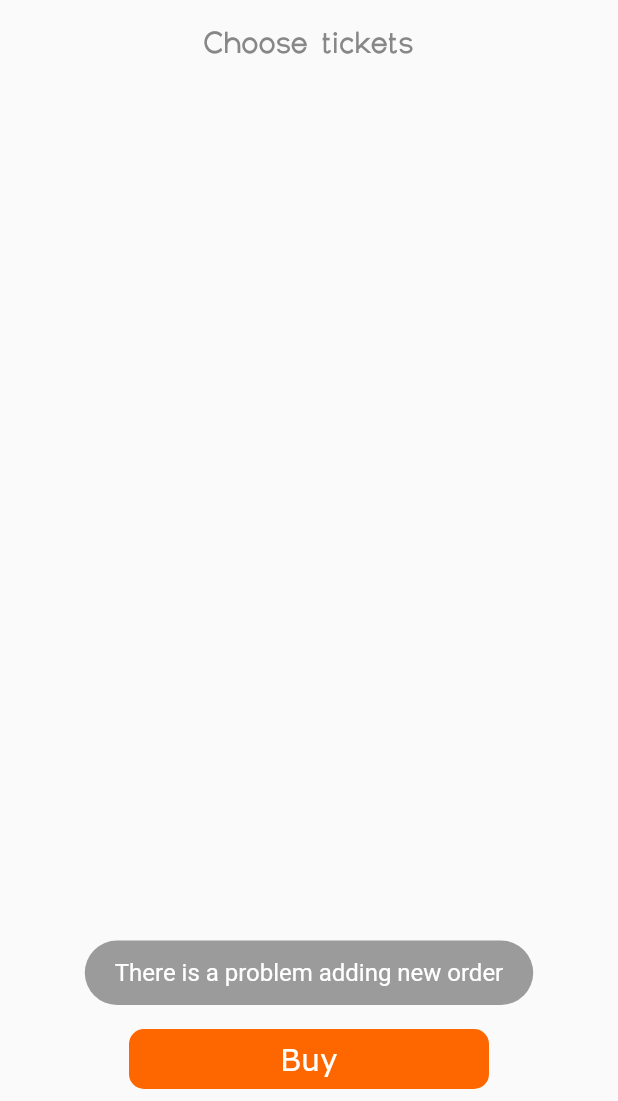
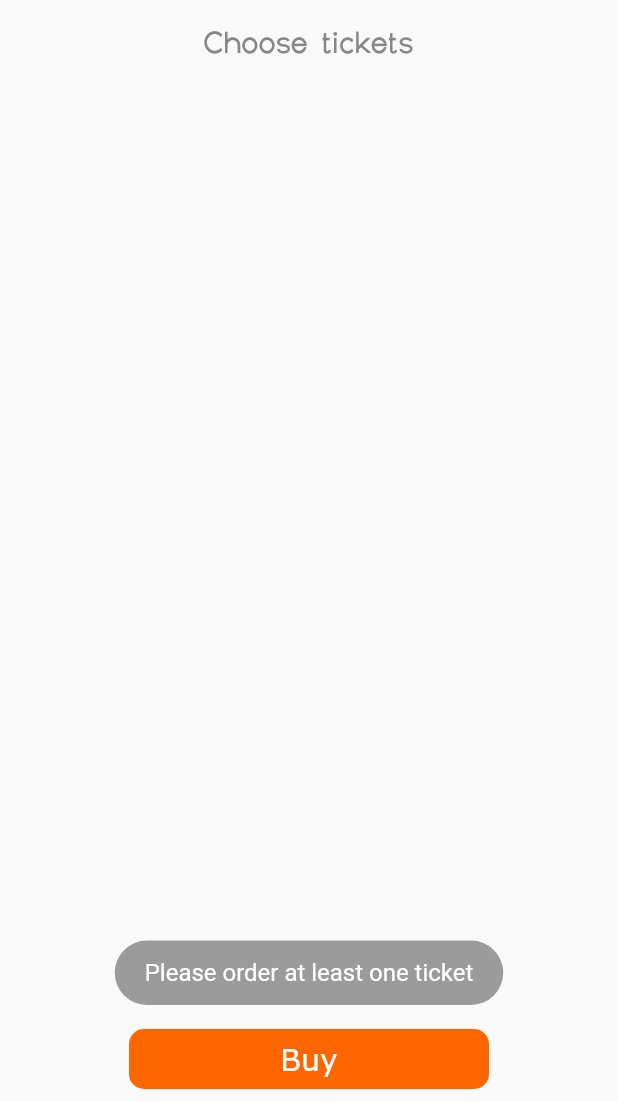
Before and after one commit to ahmednussairibsvalley/com.ibsvalley.ticketawy, a Flutter app: the ChooseTicket widget shown alone on an empty page, opened directly with empty values, after a tap on "Buy", on a phone screen of 412 x 824 dp, the part 135-1236 px from its top. Run offline on Flutter 3.47's test engine with Material 2 defaults, Android fonts, the phone set to English and light mode, and no system bars; our stand-ins replace carousel_slider, connectivity, datetime_picker_formfield, file_picker, flutter_html, flutter_masked_text and 6 more; missing offline and left inert: dashed_container, responsive_container, stack; accounts and stored records are empty; network calls fail.

Commit message:
Initial Commit

```diff
--- a/lib/view/home_pages/event_details.dart
+++ b/lib/view/home_pages/event_details.dart
@@ -601,7 +601,7 @@ class _ChooseTicketState extends State<ChooseTicket> {
                           );
                         } else {
                           Fluttertoast.showToast(
-                              msg: 'Please order at least one ticket',
+                              msg: 'There is a problem adding new order',
                               toastLength: Toast.LENGTH_SHORT,
                               gravity: ToastGravity.BOTTOM,
                               timeInSecForIos: 1,
@@ -616,9 +616,9 @@ class _ChooseTicketState extends State<ChooseTicket> {
                     }
 
                   } else {
-                    Globals.orderTickets.clear();
+//                    Globals.orderTickets.clear();
                     Fluttertoast.showToast(
-                        msg: 'There is a problem adding new order',
+                        msg: 'Please order at least one ticket',
                         toastLength: Toast.LENGTH_SHORT,
                         gravity: ToastGravity.BOTTOM,
                         timeInSecForIos: 1,
```
